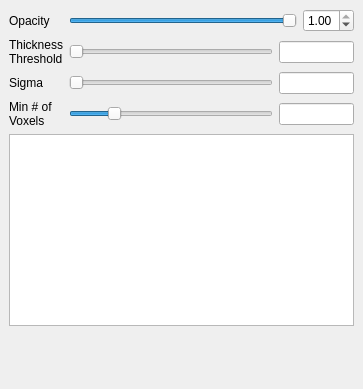
Old version of the form freeview/PanelFCD.ui in the repository freesurfer/freesurfer.
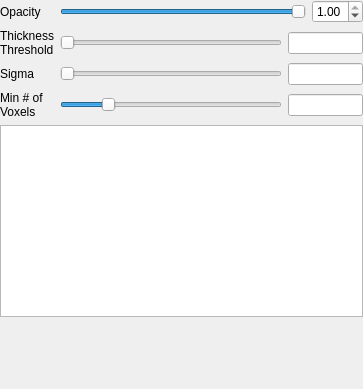
New version of the form.

The edit to the form file:
```diff
--- a/freeview/PanelFCD.ui
+++ b/freeview/PanelFCD.ui
@@ -29,6 +29,18 @@
     </rect>
    </property>
    <layout class="QVBoxLayout" name="verticalLayout">
+    <property name="leftMargin">
+     <number>0</number>
+    </property>
+    <property name="topMargin">
+     <number>0</number>
+    </property>
+    <property name="rightMargin">
+     <number>0</number>
+    </property>
+    <property name="bottomMargin">
+     <number>5</number>
+    </property>
     <item>
      <layout class="QGridLayout" name="gridLayout">
       <item row="0" column="0">
@@ -188,6 +200,9 @@
       <property name="expandsOnDoubleClick">
        <bool>false</bool>
       </property>
+      <property name="columnCount">
+       <number>1</number>
+      </property>
       <attribute name="headerVisible">
        <bool>false</bool>
       </attribute>
@@ -196,7 +211,7 @@
       </attribute>
       <column>
        <property name="text">
-        <string notr="true">1</string>
+        <string notr="true">name</string>
        </property>
       </column>
      </widget>
```
